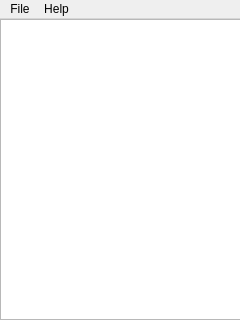
rochford/cutefootball, file mainwindow.ui: the form before one commit.
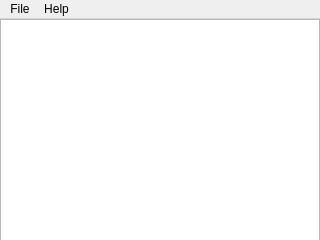
The form after the commit. Icons and pictures are not drawn.

```diff
--- a/mainwindow.ui
+++ b/mainwindow.ui
@@ -6,8 +6,8 @@
    <rect>
     <x>0</x>
     <y>0</y>
-    <width>240</width>
-    <height>320</height>
+    <width>320</width>
+    <height>240</height>
    </rect>
   </property>
   <property name="windowTitle">
@@ -23,8 +23,8 @@
      <rect>
       <x>0</x>
       <y>0</y>
-      <width>241</width>
-      <height>301</height>
+      <width>320</width>
+      <height>240</height>
      </rect>
     </property>
     <property name="sizePolicy">
@@ -49,7 +49,7 @@
     <rect>
      <x>0</x>
      <y>0</y>
-     <width>240</width>
+     <width>320</width>
      <height>20</height>
     </rect>
    </property>
```
